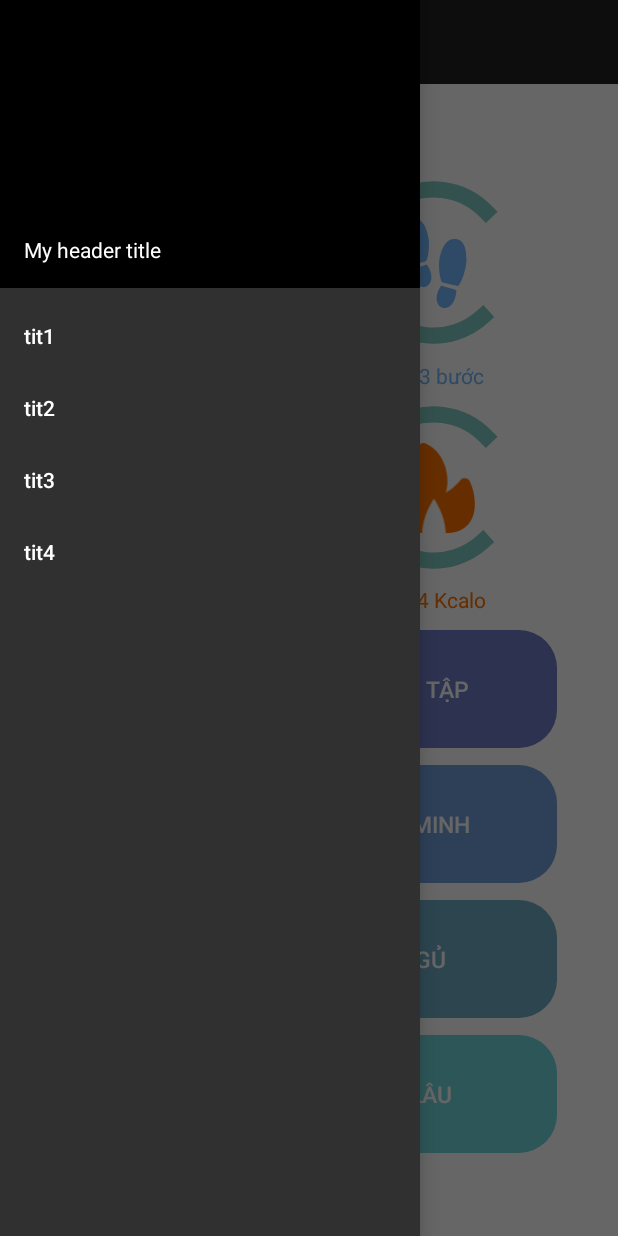
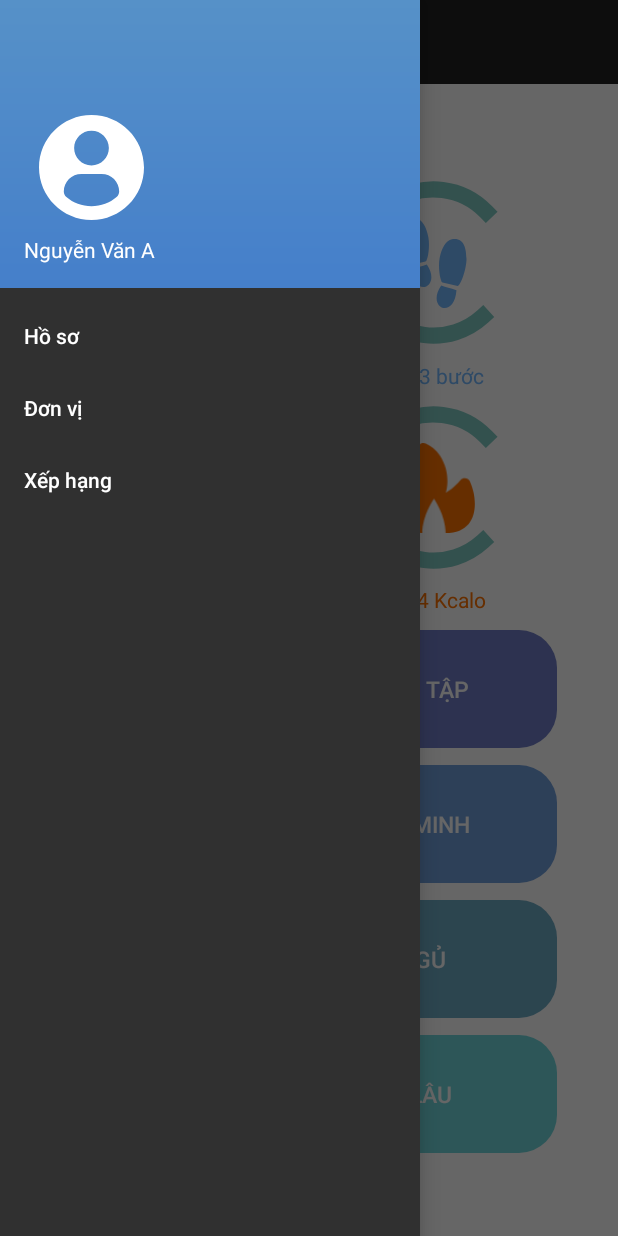
Before and after one commit to vukihai/UI.group21.HealthCareApp, an Android app: the screen it shows after launch (MainActivity), with the side drawer open, on a phone screen of 412 x 824 dp. Run offline under Robolectric (Android 15) with nearby library versions, the phone set to English and light mode, and no system bars; libraries missing offline, so code that uses them is left out: com.mikhaellopez.circularprogressbar; plain views replace CircularProgressBar.

Commit message:
Connect Profile Activity to Drawer

```diff
--- a/app/src/main/java/ui/group21/HealthCareApp/MainActivity.java
+++ b/app/src/main/java/ui/group21/HealthCareApp/MainActivity.java
@@ -9,9 +9,11 @@ import androidx.drawerlayout.widget.DrawerLayout;
 import android.content.Context;
 import android.content.Intent;
 import android.os.Bundle;
+import android.util.Log;
 import android.view.MenuItem;
 import android.view.View;
 import android.widget.Button;
+import android.widget.ListView;
 
 import com.google.android.material.navigation.NavigationView;
 
@@ -26,6 +28,7 @@ import ui.group21.HealthCareApp.step_counter.StepCounterActivity;
  */
 public class MainActivity extends AppCompatActivity implements View.OnClickListener {
     DrawerLayout mDrawerLayout;
+    ListView mListView;
     Button heartRateButton, stepButton, routeButton, sleepButton, smartAlarmButton, profileButton;
     Intent heartRateIntent, stepIntent,routeIntent,sleepIntent, smartAlarmIntent, profileIntent;
     Context thisContext;
@@ -35,24 +38,26 @@ public class MainActivity extends AppCompatActivity implements View.OnClickListe
         setContentView(R.layout.activity_main);
         thisContext = this;
         // toolbar
-//        @Todo: Phần này Quang Linh làm bị lỗi, chưa biết cách sửa :))
-//        Toolbar toolbar = findViewById(R.id.toolbar);
-////        setSupportActionBar(toolbar);
-//        ActionBar actionbar = getSupportActionBar();
-//        actionbar.setDisplayHomeAsUpEnabled(true);
-//        actionbar.setHomeAsUpIndicator(R.drawable.ic_menu_black_24dp);
-//        actionbar.setTitle("");
-//        @Todo: Quang Linh đã cmt cho đến phần này :v
+        Toolbar toolbar = findViewById(R.id.toolbar);
+        setSupportActionBar(toolbar);
+        ActionBar actionbar = getSupportActionBar();
+        actionbar.setDisplayHomeAsUpEnabled(true);
+        actionbar.setHomeAsUpIndicator(R.drawable.ic_menu_black_24dp);
+        actionbar.setTitle("");
         initView();
 
         //drawer
         mDrawerLayout = findViewById(R.id.drawer_layout);
+        mDrawerLayout.setBackgroundResource(R.drawable.gradient);
         NavigationView navigationView = findViewById(R.id.nav_view);
         navigationView.setNavigationItemSelectedListener(
                 new NavigationView.OnNavigationItemSelectedListener() {
                     @Override
                     public boolean onNavigationItemSelected(MenuItem menuItem) {
-                        menuItem.setChecked(true);
+                        if(menuItem.getItemId()==R.id.nav_profile){
+                            profileIntent = new Intent(thisContext, UserProfileActivity.class);
+                            startActivity(profileIntent);
+                        }
                         mDrawerLayout.closeDrawers();
                         return true;
                     }
@@ -77,6 +82,7 @@ public class MainActivity extends AppCompatActivity implements View.OnClickListe
 
     @Override
     public boolean onOptionsItemSelected(MenuItem item) {
+        Log.d("main_activity",String.valueOf(item.getItemId() == R.id.nav_profile));
         switch (item.getItemId()) {
             case android.R.id.home:
                 mDrawerLayout.openDrawer(GravityCompat.START);
--- a/app/src/main/res/drawable/gradient.xml
+++ b/app/src/main/res/drawable/gradient.xml
@@ -2,8 +2,8 @@
 <shape xmlns:android="http://schemas.android.com/apk/res/android"
     android:shape="rectangle">
     <gradient
-        android:angle="135"
-        android:startColor="#01615D"
-        android:endColor="#FFFFFF"
+        android:angle="90"
+        android:startColor="#457fca"
+        android:endColor="#5691c8"
         android:type="linear" />
 </shape>
--- /dev/null
+++ b/app/src/main/res/drawable/ic_profile_user.xml
@@ -0,0 +1,9 @@
+<vector xmlns:android="http://schemas.android.com/apk/res/android"
+    android:width="90dp"
+    android:height="90dp"
+    android:viewportWidth="45.532"
+    android:viewportHeight="45.532">
+  <path
+      android:fillColor="#FFFFFF"
+      android:pathData="M22.766,0.001C10.194,0.001 0,10.193 0,22.766s10.193,22.765 22.766,22.765c12.574,0 22.766,-10.192 22.766,-22.765S35.34,0.001 22.766,0.001zM22.766,6.808c4.16,0 7.531,3.372 7.531,7.53c0,4.159 -3.371,7.53 -7.531,7.53c-4.158,0 -7.529,-3.371 -7.529,-7.53C15.237,10.18 18.608,6.808 22.766,6.808zM22.761,39.579c-4.149,0 -7.949,-1.511 -10.88,-4.012c-0.714,-0.609 -1.126,-1.502 -1.126,-2.439c0,-4.217 3.413,-7.592 7.631,-7.592h8.762c4.219,0 7.619,3.375 7.619,7.592c0,0.938 -0.41,1.829 -1.125,2.438C30.712,38.068 26.911,39.579 22.761,39.579z"/>
+</vector>
--- a/app/src/main/res/layout/activity_main.xml
+++ b/app/src/main/res/layout/activity_main.xml
@@ -5,6 +5,7 @@
     android:id="@+id/drawer_layout"
     android:layout_width="match_parent"
     android:layout_height="match_parent"
+    app:itemBackground="@drawable/gradient"
     android:fitsSystemWindows="true">
 
     <ScrollView
@@ -281,6 +282,7 @@
                 android:text="Báo thức thông minh"
                 android:textColor="@color/white"
                 android:textSize="15sp" />
+
             <Button
                 android:id="@+id/btn_sleep"
                 android:layout_width="match_parent"
--- a/app/src/main/res/layout/activity_user_profile.xml
+++ b/app/src/main/res/layout/activity_user_profile.xml
@@ -14,7 +14,7 @@
             android:layout_width="match_parent"
             android:layout_height="wrap_content"
             android:layout_margin="24dp"
-            android:background="@drawable/border_user_profile"
+            android:background="@drawable/border_radius"
             android:orientation="vertical">
 
             <TextView
@@ -139,7 +139,7 @@
             android:layout_width="match_parent"
             android:layout_height="wrap_content"
             android:layout_margin="24dp"
-            android:background="@drawable/border_user_profile"
+            android:background="@drawable/border_radius"
             android:orientation="vertical">
             <TextView
                 android:layout_width="match_parent"
@@ -236,17 +236,17 @@
                 android:layout_width="wrap_content"
                 android:layout_height="wrap_content"
                 android:layout_weight="1"
-                android:layout_margin="24dp"
+                android:layout_margin="20dp"
                 android:text="Hủy"
-                android:background="@drawable/border_user_profile"></Button>
+                android:background="@drawable/border_radius"></Button>
             <Button
                 android:id="@+id/btn_save"
                 android:layout_width="wrap_content"
                 android:layout_height="wrap_content"
                 android:layout_weight="1"
                 android:text="Lưu"
-                android:layout_margin="24dp"
-                android:background="@drawable/border_user_profile"></Button>
+                android:layout_margin="20dp"
+                android:background="@drawable/border_radius"></Button>
         </LinearLayout>
     </LinearLayout>
 </ScrollView>
--- a/app/src/main/res/layout/nav_header.xml
+++ b/app/src/main/res/layout/nav_header.xml
@@ -2,16 +2,21 @@
 <LinearLayout xmlns:android="http://schemas.android.com/apk/res/android"
     android:layout_width="match_parent"
     android:layout_height="192dp"
-    android:background="?attr/colorPrimaryDark"
+    android:background="@drawable/gradient"
     android:padding="16dp"
-    android:theme="@style/ThemeOverlay.AppCompat.Dark"
+    android:theme="@style/ThemeOverlay.AppCompat.Light"
     android:orientation="vertical"
     android:gravity="bottom">
-
+<ImageView
+    android:layout_width="90dp"
+    android:layout_height="90dp"
+    android:src="@drawable/ic_profile_user"
+    android:background="@drawable/boder32"/>
     <TextView
         android:layout_width="match_parent"
         android:layout_height="wrap_content"
-        android:text="My header title"
+        android:text="Nguyễn Văn A"
+        android:textColor="@color/white"
         android:textAppearance="@style/TextAppearance.AppCompat.Body1"/>
 
 </LinearLayout>
--- a/app/src/main/res/menu/drawer_main.xml
+++ b/app/src/main/res/menu/drawer_main.xml
@@ -1,21 +1,18 @@
 <?xml version="1.0" encoding="utf-8"?>
-<menu xmlns:android="http://schemas.android.com/apk/res/android" >
+<menu xmlns:android="http://schemas.android.com/apk/res/android">
     <group android:checkableBehavior="single">
         <item
-            android:id="@+id/nav_camera"
+            android:id="@+id/nav_profile"
+            android:title="Hồ sơ" />
+        <item
+            android:id="@+id/nav_units"
+            android:title="Đơn vị" />
+        <item
+            android:id="@+id/nav_ranking"
+            android:title="Xếp hạng" />
+<!--        <item-->
+<!--            android:id="@+id/nav_manage"-->
 
-            android:title="tit1" />
-        <item
-            android:id="@+id/nav_gallery"
-
-            android:title="tit2" />
-        <item
-            android:id="@+id/nav_slideshow"
-
-            android:title="tit3" />
-        <item
-            android:id="@+id/nav_manage"
-
-            android:title="tit4" />
+<!--            android:title="tit4" />-->
     </group>
 </menu>
```
